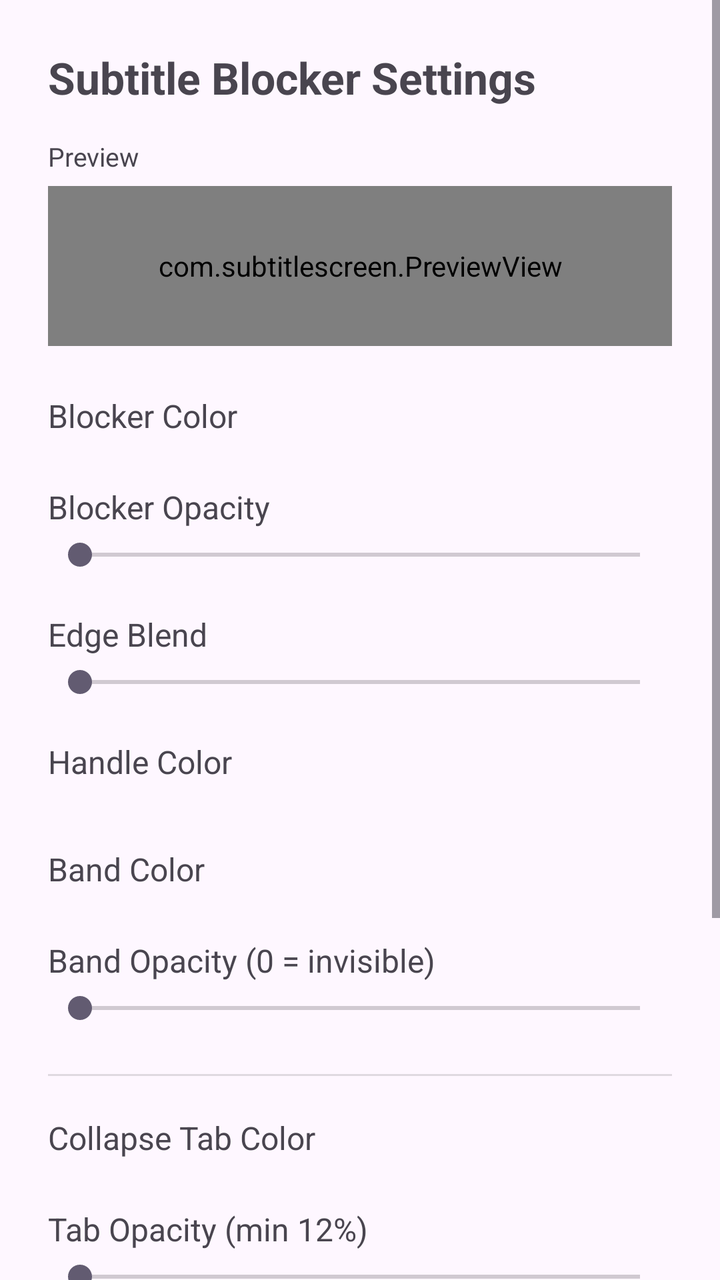
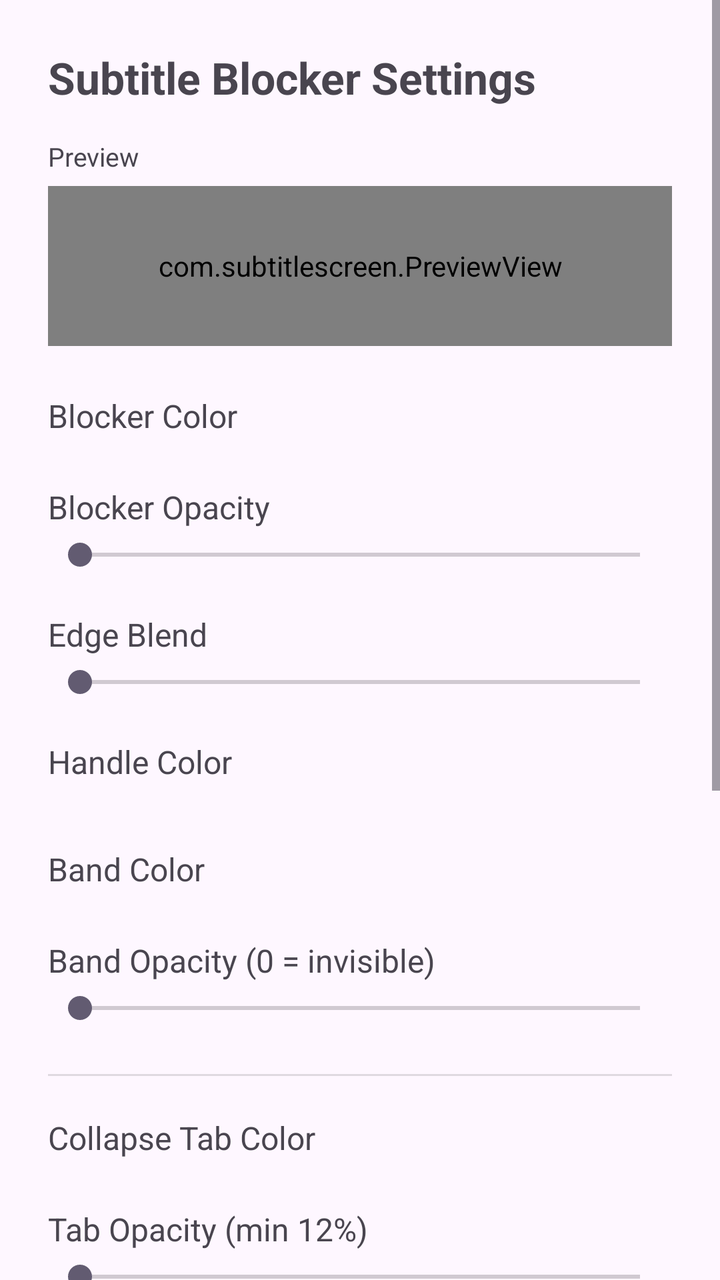

Before-and-after screenshots of an Android layout around one commit, followed by the original layout XML and the change that was made.
<!-- AndroidManifest.xml: application theme Theme.Material3.DayNight.NoActionBar -->
<!-- res/layout/activity_settings.xml -->
<?xml version="1.0" encoding="utf-8"?>
<ScrollView xmlns:android="http://schemas.android.com/apk/res/android"
    android:layout_width="match_parent"
    android:layout_height="match_parent"
    android:background="?android:attr/colorBackground">

    <LinearLayout
        android:layout_width="match_parent"
        android:layout_height="wrap_content"
        android:orientation="vertical"
        android:paddingStart="24dp"
        android:paddingEnd="24dp"
        android:paddingTop="24dp"
        android:paddingBottom="80dp">

        <TextView
            android:layout_width="wrap_content"
            android:layout_height="wrap_content"
            android:layout_marginBottom="16dp"
            android:text="@string/settings_title"
            android:textSize="22sp"
            android:textStyle="bold" />

        
        <TextView
            android:layout_width="wrap_content"
            android:layout_height="wrap_content"
            android:layout_marginBottom="6dp"
            android:text="Preview"
            android:textColor="?android:attr/textColorSecondary"
            android:textSize="13sp" />

        <com.subtitlescreen.PreviewView
            android:id="@+id/preview"
            android:layout_width="match_parent"
            android:layout_height="80dp"
            android:layout_marginBottom="24dp" />

        
        <TextView
            android:layout_width="wrap_content"
            android:layout_height="wrap_content"
            android:layout_marginBottom="8dp"
            android:text="@string/blocker_colour"
            android:textSize="16sp" />

        <LinearLayout
            android:id="@+id/colorRowInner"
            android:layout_width="match_parent"
            android:layout_height="wrap_content"
            android:layout_marginBottom="16dp"
            android:orientation="horizontal" />

        
        <LinearLayout
            android:layout_width="match_parent"
            android:layout_height="wrap_content"
            android:layout_marginBottom="4dp"
            android:orientation="horizontal">
            <TextView
                android:layout_width="0dp"
                android:layout_height="wrap_content"
                android:layout_weight="1"
                android:text="@string/blocker_opacity"
                android:textSize="16sp" />
            <TextView
                android:id="@+id/valInnerAlpha"
                android:layout_width="wrap_content"
                android:layout_height="wrap_content"
                android:textColor="?android:attr/textColorSecondary"
                android:textSize="12sp" />
        </LinearLayout>

        <SeekBar
            android:id="@+id/seekInnerAlpha"
            android:layout_width="match_parent"
            android:layout_height="wrap_content"
            android:layout_marginBottom="20dp"
            android:max="255" />

        
        <LinearLayout
            android:layout_width="match_parent"
            android:layout_height="wrap_content"
            android:layout_marginBottom="4dp"
            android:orientation="horizontal">
            <TextView
                android:layout_width="0dp"
                android:layout_height="wrap_content"
                android:layout_weight="1"
                android:text="@string/edge_blend"
                android:textSize="16sp" />
            <TextView
                android:id="@+id/valFeather"
                android:layout_width="wrap_content"
                android:layout_height="wrap_content"
                android:textColor="?android:attr/textColorSecondary"
                android:textSize="12sp" />
        </LinearLayout>

        <SeekBar
            android:id="@+id/seekFeather"
            android:layout_width="match_parent"
            android:layout_height="wrap_content"
            android:layout_marginBottom="20dp"
            android:max="100" />

        
        <TextView
            android:layout_width="wrap_content"
            android:layout_height="wrap_content"
            android:layout_marginBottom="8dp"
            android:text="@string/handle_colour"
            android:textSize="16sp" />

        <LinearLayout
            android:id="@+id/colorRowHandle"
            android:layout_width="match_parent"
            android:layout_height="wrap_content"
            android:layout_marginBottom="24dp"
            android:orientation="horizontal" />

        
        <TextView
            android:layout_width="wrap_content"
            android:layout_height="wrap_content"
            android:layout_marginBottom="8dp"
            android:text="@string/band_colour"
            android:textSize="16sp" />

        <LinearLayout
            android:id="@+id/colorRowBand"
            android:layout_width="match_parent"
            android:layout_height="wrap_content"
            android:layout_marginBottom="16dp"
            android:orientation="horizontal" />

        
        <LinearLayout
            android:layout_width="match_parent"
            android:layout_height="wrap_content"
            android:layout_marginBottom="4dp"
            android:orientation="horizontal">
            <TextView
                android:layout_width="0dp"
                android:layout_height="wrap_content"
                android:layout_weight="1"
                android:text="@string/band_opacity"
                android:textSize="16sp" />
            <TextView
                android:id="@+id/valBandAlpha"
                android:layout_width="wrap_content"
                android:layout_height="wrap_content"
                android:textColor="?android:attr/textColorSecondary"
                android:textSize="12sp" />
        </LinearLayout>

        <SeekBar
            android:id="@+id/seekBandAlpha"
            android:layout_width="match_parent"
            android:layout_height="wrap_content"
            android:layout_marginBottom="24dp"
            android:max="255" />

        <View
            android:layout_width="match_parent"
            android:layout_height="1dp"
            android:layout_marginBottom="20dp"
            android:background="?android:attr/listDivider" />

        
        <TextView
            android:layout_width="wrap_content"
            android:layout_height="wrap_content"
            android:layout_marginBottom="8dp"
            android:text="@string/tab_colour"
            android:textSize="16sp" />

        <LinearLayout
            android:id="@+id/colorRowTab"
            android:layout_width="match_parent"
            android:layout_height="wrap_content"
            android:layout_marginBottom="16dp"
            android:orientation="horizontal" />

        
        <LinearLayout
            android:layout_width="match_parent"
            android:layout_height="wrap_content"
            android:layout_marginBottom="4dp"
            android:orientation="horizontal">
            <TextView
                android:layout_width="0dp"
                android:layout_height="wrap_content"
                android:layout_weight="1"
                android:text="@string/tab_opacity"
                android:textSize="16sp" />
            <TextView
                android:id="@+id/valTabAlpha"
                android:layout_width="wrap_content"
                android:layout_height="wrap_content"
                android:textColor="?android:attr/textColorSecondary"
                android:textSize="12sp" />
        </LinearLayout>

        <SeekBar
            android:id="@+id/seekTabAlpha"
            android:layout_width="match_parent"
            android:layout_height="wrap_content"
            android:layout_marginBottom="24dp"
            android:max="255" />

        <View
            android:layout_width="match_parent"
            android:layout_height="1dp"
            android:layout_marginBottom="20dp"
            android:background="?android:attr/listDivider" />

        <com.google.android.material.materialswitch.MaterialSwitch
            android:id="@+id/switchRemember"
            android:layout_width="match_parent"
            android:layout_height="wrap_content"
            android:layout_marginBottom="24dp"
            android:text="@string/remember_position"
            android:textSize="16sp" />

        <Button
            android:id="@+id/btnReset"
            android:layout_width="wrap_content"
            android:layout_height="wrap_content"
            android:text="@string/reset_defaults" />

    </LinearLayout>

</ScrollView>
<!-- resources referenced by this layout -->
<resources>
  <string name="band_colour">Band Color</string>
  <string name="band_opacity">Band Opacity (0 = invisible)</string>
  <string name="blocker_colour">Blocker Color</string>
  <string name="blocker_opacity">Blocker Opacity</string>
  <string name="edge_blend">Edge Blend</string>
  <string name="handle_colour">Handle Color</string>
  <string name="remember_position">Remember last position &amp; size</string>
  <string name="reset_defaults">Reset to Defaults</string>
  <string name="settings_title">Subtitle Blocker Settings</string>
  <string name="tab_colour">Collapse Tab Color</string>
  <string name="tab_opacity">Tab Opacity (min 12%)</string>
</resources>

<!-- the commit's change to res/layout/activity_settings.xml (unified diff, before → after) -->
@@ -220,15 +220,51 @@
             android:id="@+id/switchRemember"
             android:layout_width="match_parent"
             android:layout_height="wrap_content"
-            android:layout_marginBottom="24dp"
+            android:layout_marginBottom="12dp"
             android:text="@string/remember_position"
             android:textSize="16sp" />
 
-        <Button
-            android:id="@+id/btnReset"
-            android:layout_width="wrap_content"
-            android:layout_height="wrap_content"
-            android:text="@string/reset_defaults" />
+        <com.google.android.material.materialswitch.MaterialSwitch
+            android:id="@+id/switchTabLeft"
+            android:layout_width="match_parent"
+            android:layout_height="wrap_content"
+            android:layout_marginBottom="12dp"
+            android:text="@string/tab_on_left"
+            android:textSize="16sp" />
+
+        <com.google.android.material.materialswitch.MaterialSwitch
+            android:id="@+id/switchSymmetricResize"
+            android:layout_width="match_parent"
+            android:layout_height="wrap_content"
+            android:layout_marginBottom="24dp"
+            android:text="@string/symmetric_resize"
+            android:textSize="16sp" />
+
+        <LinearLayout
+            android:layout_width="match_parent"
+            android:layout_height="wrap_content"
+            android:baselineAligned="false"
+            android:orientation="horizontal">
+
+            <Button
+                android:id="@+id/btnReset"
+                android:layout_width="0dp"
+                android:layout_height="72dp"
+                android:layout_weight="1"
+                android:gravity="center"
+                android:text="@string/reset_defaults" />
+
+            <Button
+                android:id="@+id/btnStop"
+                style="?attr/materialButtonOutlinedStyle"
+                android:layout_width="0dp"
+                android:layout_height="72dp"
+                android:layout_weight="1"
+                android:layout_marginStart="12dp"
+                android:gravity="center"
+                android:text="@string/stop_overlay" />
+
+        </LinearLayout>
 
     </LinearLayout>
 
<!-- resource entries referenced after the edit -->
@@ -9,7 +9,10 @@
   <string name="remember_position">Remember last position &amp; size</string>
   <string name="reset_defaults">Reset to Defaults</string>
   <string name="settings_title">Subtitle Blocker Settings</string>
+  <string name="stop_overlay">Stop Overlay</string>
+  <string name="symmetric_resize">Symmetric resize (from centre)</string>
   <string name="tab_colour">Collapse Tab Color</string>
+  <string name="tab_on_left">Collapse tab to left edge</string>
   <string name="tab_opacity">Tab Opacity (min 12%)</string>
 </resources>
 
